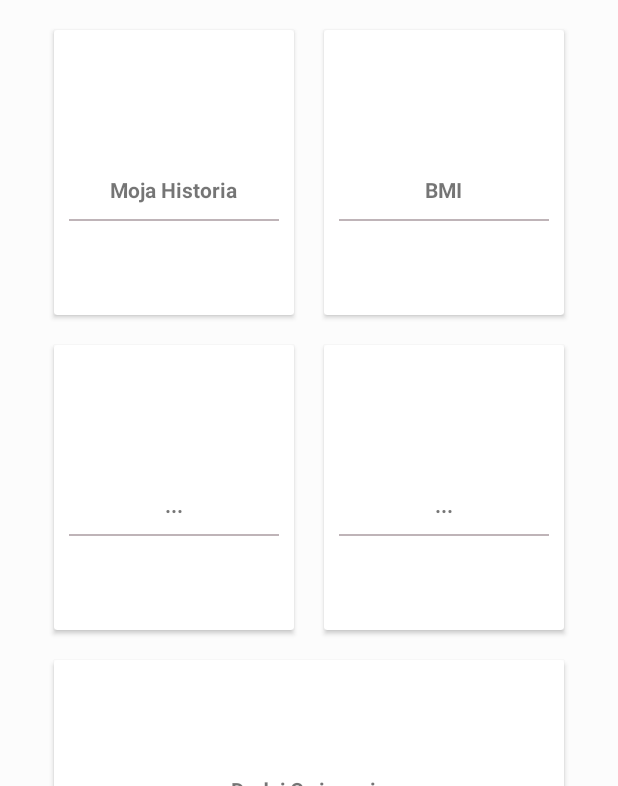
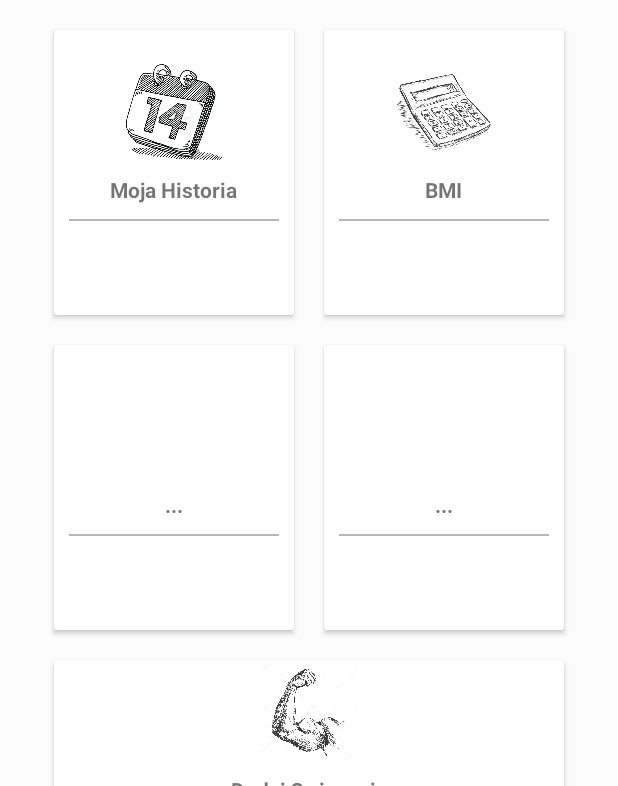
Before and after one commit to dida886/Projekt-GymFitUp, an Android app: the screen it shows after launch (MainActivity), on a phone screen of 412 x 824 dp, the part 450-1236 px from its top. Run offline under Robolectric (Android 15) with nearby library versions, the phone set to English and light mode, and no system bars.

Commit message:
dodano ikonki do menu

```diff
--- a/app/src/main/res/layout/activity_main.xml
+++ b/app/src/main/res/layout/activity_main.xml
@@ -91,6 +91,7 @@
                         android:layout_height="64dp"
 
 
+                        android:background="@drawable/calendar"
                         android:padding="10dp" />
 
                     <TextView
@@ -135,6 +136,7 @@
                         android:layout_height="64dp"
 
 
+                        android:background="@drawable/bmi"
                         android:padding="10dp" />
 
                     <TextView
@@ -280,6 +282,7 @@
                         android:layout_height="64dp"
 
 
+                        android:background="@drawable/exercises"
                         android:padding="10dp" />
 
                     <TextView
```
Also changed, not shown: app/src/main/res/drawable/bmi.jpg (added), app/src/main/res/drawable/calendar.jpg (added), app/src/main/res/drawable/exercises.jpg (added).
